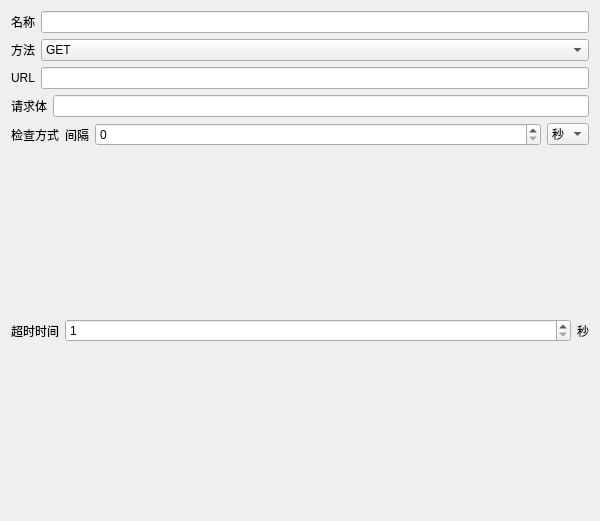
The window that src/addservicedialog.ui (Kingtous/service-monitor-dtk) describes before a commit, drawn with Qt 5.
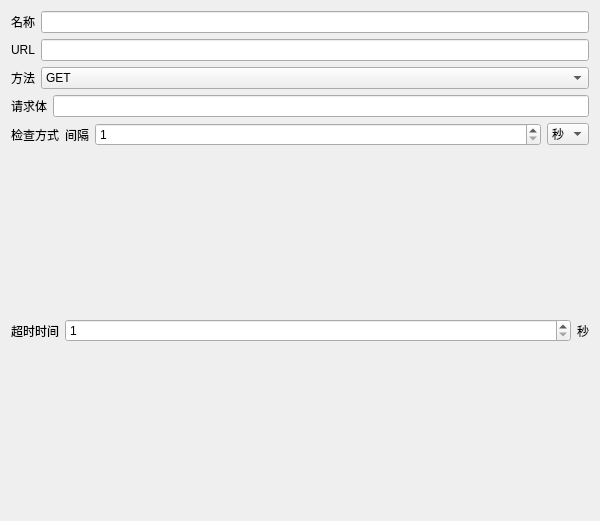
The same window after the commit.

The edit to the form file:
```diff
--- a/src/addservicedialog.ui
+++ b/src/addservicedialog.ui
@@ -14,6 +14,20 @@
    <string>Form</string>
   </property>
   <layout class="QGridLayout" name="gridLayout">
+   <item row="4" column="0">
+    <layout class="QHBoxLayout" name="horizontalLayout_4">
+     <item>
+      <widget class="QLabel" name="label_4">
+       <property name="text">
+        <string>请求体</string>
+       </property>
+      </widget>
+     </item>
+     <item>
+      <widget class="QLineEdit" name="requestBody"/>
+     </item>
+    </layout>
+   </item>
    <item row="0" column="0">
     <layout class="QVBoxLayout" name="verticalLayout">
      <item>
@@ -32,21 +46,7 @@
      </item>
     </layout>
    </item>
-   <item row="3" column="0">
-    <layout class="QHBoxLayout" name="horizontalLayout_4">
-     <item>
-      <widget class="QLabel" name="label_4">
-       <property name="text">
-        <string>请求体</string>
-       </property>
-      </widget>
-     </item>
-     <item>
-      <widget class="QLineEdit" name="requestBody"/>
-     </item>
-    </layout>
-   </item>
-   <item row="1" column="0">
+   <item row="2" column="0">
     <layout class="QHBoxLayout" name="horizontalLayout_2">
      <item>
       <widget class="QLabel" name="label_2">
@@ -77,7 +77,7 @@
      </item>
     </layout>
    </item>
-   <item row="4" column="0">
+   <item row="5" column="0">
     <layout class="QHBoxLayout" name="horizontalLayout_5">
      <item>
       <widget class="QLabel" name="label_5">
@@ -101,6 +101,9 @@
          <verstretch>0</verstretch>
         </sizepolicy>
        </property>
+       <property name="minimum">
+        <number>1</number>
+       </property>
       </widget>
      </item>
      <item>
@@ -114,21 +117,7 @@
      </item>
     </layout>
    </item>
-   <item row="2" column="0">
-    <layout class="QHBoxLayout" name="horizontalLayout_3">
-     <item>
-      <widget class="QLabel" name="label_3">
-       <property name="text">
-        <string>URL</string>
-       </property>
-      </widget>
-     </item>
-     <item>
-      <widget class="QLineEdit" name="url"/>
-     </item>
-    </layout>
-   </item>
-   <item row="5" column="0">
+   <item row="6" column="0">
     <layout class="QHBoxLayout" name="horizontalLayout_6">
      <item>
       <widget class="QLabel" name="label_6">
@@ -162,6 +151,20 @@
      </item>
     </layout>
    </item>
+   <item row="1" column="0">
+    <layout class="QHBoxLayout" name="horizontalLayout_3">
+     <item>
+      <widget class="QLabel" name="label_3">
+       <property name="text">
+        <string>URL</string>
+       </property>
+      </widget>
+     </item>
+     <item>
+      <widget class="QLineEdit" name="url"/>
+     </item>
+    </layout>
+   </item>
   </layout>
  </widget>
  <resources/>
```
Left out of the diff: 9 changed lines with no effect on the pictures.
